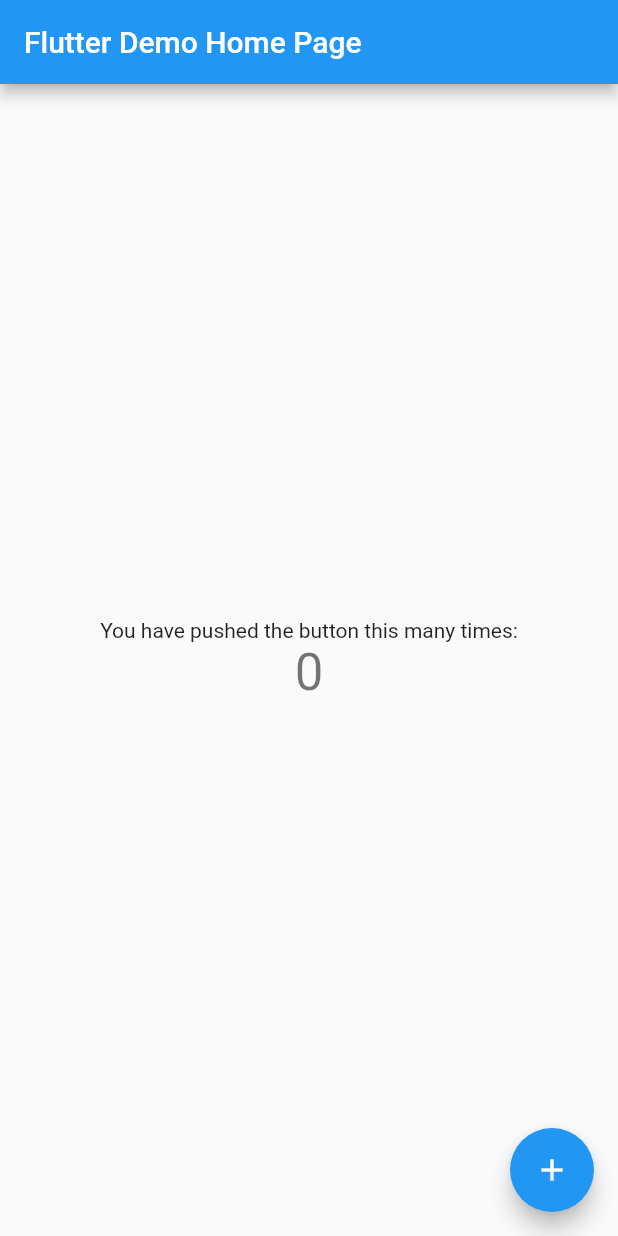
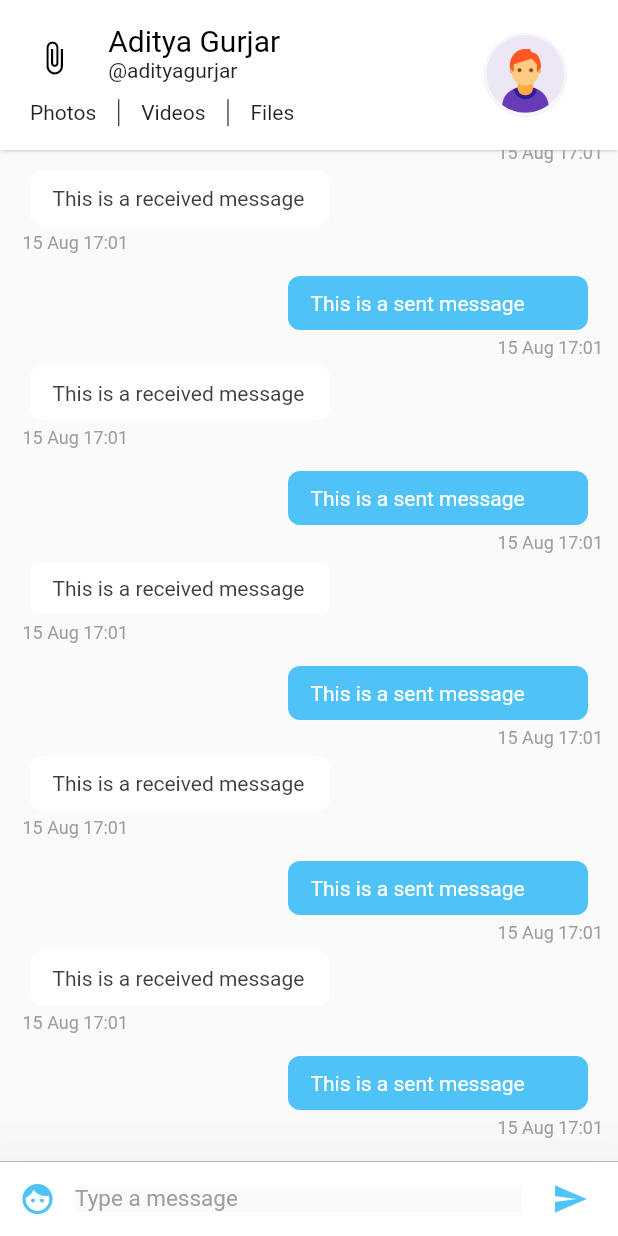
Before and after one commit to paaweel/Messenger, a Flutter app: the screen it shows after launch, on a phone screen of 412 x 824 dp. Run offline on Flutter 3.47's test engine with Material 2 defaults, Android fonts, the phone set to English and light mode, and no system bars; missing offline and left inert: rubber.

Commit message:
Add bottom sheet with conversation list

```diff
--- /dev/null
+++ b/lib/config/Assets.dart
@@ -0,0 +1,3 @@
+class Assets{
+  static String user = 'assets/avatars/user.png';
+}
--- /dev/null
+++ b/lib/config/Palette.dart
@@ -0,0 +1,17 @@
+import 'package:flutter/material.dart';
+
+// Color palette for the app
+class Palette {
+  static Color primaryColor = Colors.white;
+  static Color accentColor = Color(0xff4fc3f7);
+  static Color secondaryColor = Colors.black;
+  static Color primaryTextColor = Colors.black;
+  static Color secondaryTextColor = Colors.black87;
+  static Color primaryBackgroundColor = Colors.white;
+  static Color selfMessageBackgroundColor = Color(0xff4fc3f7);
+  static Color otherMessageBackgroundColor = Colors.white;
+  static Color selfMessageColor = Colors.white;
+  static Color otherMessageColor = Color(0xff3f3f3f);
+  static Color greyColor = Colors.grey;
+  static Color chatBackgroundColor = Color(0xfffafafa);
+}
--- /dev/null
+++ b/lib/config/Styles.dart
@@ -0,0 +1,20 @@
+import 'package:flutter/material.dart';
+
+import 'Palette.dart';
+
+class Styles{
+  static TextStyle textHeading = TextStyle(
+      color: Palette.primaryTextColor,
+      fontSize: 20); // Text style for the name
+  static TextStyle subHeading = TextStyle(
+      color: Palette.primaryTextColor,
+      fontSize: 14);
+  static TextStyle text = TextStyle(
+      color: Palette.secondaryTextColor);
+  static TextStyle subText = TextStyle(
+      color: Palette.greyColor);
+  static TextStyle date = TextStyle(
+      color: Palette.greyColor,
+      fontSize: 12.0,
+      fontStyle: FontStyle.normal);
+}
--- a/lib/main.dart
+++ b/lib/main.dart
@@ -1,117 +1,19 @@
 import 'package:flutter/material.dart';
+import 'config/Palette.dart';
+import 'pages/ConversationPageSlide.dart';
 
-void main() {
-  runApp(MyApp());
-}
+void main() => runApp(Kopper());
 
-class MyApp extends StatelessWidget {
-  // This widget is the root of your application.
+class Kopper extends StatelessWidget {
   @override
   Widget build(BuildContext context) {
     return MaterialApp(
-      title: 'Flutter Demo',
+      title: "Kopper",
       theme: ThemeData(
-        // This is the theme of your application.
-        //
-        // Try running your application with "flutter run". You'll see the
-        // application has a blue toolbar. Then, without quitting the app, try
-        // changing the primarySwatch below to Colors.green and then invoke
-        // "hot reload" (press "r" in the console where you ran "flutter run",
-        // or simply save your changes to "hot reload" in a Flutter IDE).
-        // Notice that the counter didn't reset back to zero; the application
-        // is not restarted.
-        primarySwatch: Colors.blue,
-        // This makes the visual density adapt to the platform that you run
-        // the app on. For desktop platforms, the controls will be smaller and
-        // closer together (more dense) than on mobile platforms.
-        visualDensity: VisualDensity.adaptivePlatformDensity,
+        primaryColor: Palette.primaryColor,
+//        primarySwatch: Palette.primaryColor,
       ),
-      home: MyHomePage(title: 'Flutter Demo Home Page'),
+      home: ConversationPageSlide(),
     );
   }
 }
-
-class MyHomePage extends StatefulWidget {
-  MyHomePage({Key key, this.title}) : super(key: key);
-
-  // This widget is the home page of your application. It is stateful, meaning
-  // that it has a State object (defined below) that contains fields that affect
-  // how it looks.
-
-  // This class is the configuration for the state. It holds the values (in this
-  // case the title) provided by the parent (in this case the App widget) and
-  // used by the build method of the State. Fields in a Widget subclass are
-  // always marked "final".
-
-  final String title;
-
-  @override
-  _MyHomePageState createState() => _MyHomePageState();
-}
-
-class _MyHomePageState extends State<MyHomePage> {
-  int _counter = 0;
-
-  void _incrementCounter() {
-    setState(() {
-      // This call to setState tells the Flutter framework that something has
-      // changed in this State, which causes it to rerun the build method below
-      // so that the display can reflect the updated values. If we changed
-      // _counter without calling setState(), then the build method would not be
-      // called again, and so nothing would appear to happen.
-      _counter++;
-    });
-  }
-
-  @override
-  Widget build(BuildContext context) {
-    // This method is rerun every time setState is called, for instance as done
-    // by the _incrementCounter method above.
-    //
-    // The Flutter framework has been optimized to make rerunning build methods
-    // fast, so that you can just rebuild anything that needs updating rather
-    // than having to individually change instances of widgets.
-    return Scaffold(
-      appBar: AppBar(
-        // Here we take the value from the MyHomePage object that was created by
-        // the App.build method, and use it to set our appbar title.
-        title: Text(widget.title),
-      ),
-      body: Center(
-        // Center is a layout widget. It takes a single child and positions it
-        // in the middle of the parent.
-        child: Column(
-          // Column is also a layout widget. It takes a list of children and
-          // arranges them vertically. By default, it sizes itself to fit its
-          // children horizontally, and tries to be as tall as its parent.
-          //
-          // Invoke "debug painting" (press "p" in the console, choose the
-          // "Toggle Debug Paint" action from the Flutter Inspector in Android
-          // Studio, or the "Toggle Debug Paint" command in Visual Studio Code)
-          // to see the wireframe for each widget.
-          //
-          // Column has various properties to control how it sizes itself and
-          // how it positions its children. Here we use mainAxisAlignment to
-          // center the children vertically; the main axis here is the vertical
-          // axis because Columns are vertical (the cross axis would be
-          // horizontal).
-          mainAxisAlignment: MainAxisAlignment.center,
-          children: <Widget>[
-            Text(
-              'You have pushed the button this many times:',
-            ),
-            Text(
-              '$_counter',
-              style: Theme.of(context).textTheme.headline4,
-            ),
-          ],
-        ),
-      ),
-      floatingActionButton: FloatingActionButton(
-        onPressed: _incrementCounter,
-        tooltip: 'Increment',
-        child: Icon(Icons.add),
-      ), // This trailing comma makes auto-formatting nicer for build methods.
-    );
-  }
-}
--- /dev/null
+++ b/lib/pages/ConversationBottomSheet.dart
@@ -0,0 +1,56 @@
+import 'package:flutter/material.dart';
+import 'package:kopper/config/Palette.dart';
+import 'package:kopper/config/Styles.dart';
+import 'package:kopper/widgets/ChatRowWidget.dart';
+import 'package:kopper/widgets/NavigationPillWidget.dart';
+
+class ConversationBottomSheet extends StatefulWidget {
+  @override
+  _ConversationBottomSheetState createState() =>
+      _ConversationBottomSheetState();
+
+  const ConversationBottomSheet();
+}
+
+class _ConversationBottomSheetState extends State<ConversationBottomSheet> {
+  @override
+  Widget build(BuildContext context) {
+    return Material(
+        child: Scaffold(
+            backgroundColor: Colors.white,
+            body: ListView(children: <Widget>[
+              GestureDetector(
+                  child: ListView(
+                    shrinkWrap: true,
+                    physics: ClampingScrollPhysics(),
+                    children: <Widget>[
+                      NavigationPillWidget(),
+                      Center(child: Text('Messages', style: Styles.textHeading)),
+                      SizedBox(
+                        height: 20,
+                      ),
+                    ],
+                  ),
+                  onVerticalDragEnd: (details) {
+                    print("onVerticalDragEnd");
+                    if (details.primaryVelocity > 60) {
+                      Navigator.pop(context);
+                    }
+                  },
+              ),
+              ListView.separated(
+                shrinkWrap: true,
+                physics: ClampingScrollPhysics(),
+                itemCount: 5,
+                separatorBuilder: (context, index) => Padding(
+                    padding: EdgeInsets.only(left: 75, right: 20),
+                    child: Divider(
+                      color: Palette.accentColor,
+                    )),
+                itemBuilder: (context, index) {
+                  return ChatRowWidget();
+                },
+              )
+            ])));
+  }
+}
--- /dev/null
+++ b/lib/pages/ConversationPage.dart
@@ -0,0 +1,44 @@
+import 'package:flutter/material.dart';
+import 'package:kopper/config/Palette.dart';
+import 'package:kopper/pages/ConversationBottomSheet.dart';
+import 'package:kopper/widgets/ChatAppBar.dart';
+import 'package:kopper/widgets/ChatListWidget.dart';
+import 'package:kopper/widgets/InputWidget.dart';
+
+class ConversationPage extends StatefulWidget {
+  @override
+  _ConversationPageState createState() => _ConversationPageState();
+
+  const ConversationPage();
+}
+
+class _ConversationPageState extends State<ConversationPage> {
+  final GlobalKey<ScaffoldState> _scaffoldKey = new GlobalKey<ScaffoldState>();
+
+  @override
+  Widget build(BuildContext context) {
+    return SafeArea(
+        child: Scaffold(
+            key: _scaffoldKey,
+            appBar: ChatAppBar(), // Custom app bar for chat screen
+            body: Container(
+                color: Palette.chatBackgroundColor,
+                child:Stack(children: <Widget>[
+                  Column(
+                    children: <Widget>[
+                      ChatListWidget(),
+                      GestureDetector(
+                          child: InputWidget(),
+                          onPanUpdate: (details) {
+                            if (details.delta.dy <0) {
+                              _scaffoldKey.currentState
+                                  .showBottomSheet<Null>((BuildContext context) {
+                                return ConversationBottomSheet();
+                              });
+                            }
+                          })
+                    ],
+                  ),
+                ]))));
+  }
+}
--- /dev/null
+++ b/lib/pages/ConversationPageSlide.dart
@@ -0,0 +1,35 @@
+import 'package:flutter/material.dart';
+import 'package:rubber/rubber.dart';
+import 'ConversationPage.dart';
+
+class ConversationPageSlide extends StatefulWidget {
+  @override
+  _ConversationPageSlideState createState() => _ConversationPageSlideState();
+
+  const ConversationPageSlide();
+}
+
+class _ConversationPageSlideState extends State<ConversationPageSlide> with SingleTickerProviderStateMixin {
+  var controller;
+
+  @override
+  void initState() {
+    controller = RubberAnimationController(
+      vsync: this,
+    );
+    super.initState();
+  }
+
+  @override
+  Widget build(BuildContext context) {
+
+    return PageView(
+      children: <Widget>[
+        ConversationPage(),
+        ConversationPage(),
+        ConversationPage()
+      ],
+    );
+
+  }
+}
--- /dev/null
+++ b/lib/widgets/ChatAppBar.dart
@@ -0,0 +1,105 @@
+import 'package:flutter/material.dart';
+import 'package:kopper/config/Assets.dart';
+import 'package:kopper/config/Palette.dart';
+import 'package:kopper/config/Styles.dart';
+
+class ChatAppBar extends StatelessWidget implements PreferredSizeWidget {
+  final double height = 100;
+
+  const ChatAppBar();
+
+  @override
+  Widget build(BuildContext context) {
+
+    double width = MediaQuery.of(context).size.width; // calculate the screen width
+
+    return Material(
+        child: Container(
+            decoration: new BoxDecoration(boxShadow: [ //adds a shadow to the appbar
+              new BoxShadow(
+                  color: Colors.grey,
+                  blurRadius: 2.0,
+                  spreadRadius: 0.1
+              )]),
+            child:  Container(
+                color: Palette.primaryBackgroundColor,
+                child: Row(children: <Widget>[
+                  Expanded( //we're dividing the appbar into 7 : 3 ratio. 7 is for content and 3 is for the display picture.
+                      flex: 7,
+                      child: Center(
+                          child: Column(
+                            mainAxisSize: MainAxisSize.min,
+                            children: <Widget>[
+                              Container(
+                                  height: 70 - (width * .06),
+                                  child: Row(
+                                    crossAxisAlignment: CrossAxisAlignment.start,
+                                    children: <Widget>[
+                                      Expanded(
+                                          flex: 2,
+                                          child: Center(
+                                              child: Icon(
+                                                Icons.attach_file,
+                                                color: Palette.secondaryColor,
+                                              ))),
+                                      Expanded(
+                                          flex: 6,
+                                          child: Container(
+                                              child: Column(
+                                                crossAxisAlignment:
+                                                CrossAxisAlignment.start,
+                                                mainAxisAlignment: MainAxisAlignment.center,
+                                                mainAxisSize: MainAxisSize.min,
+                                                children: <Widget>[
+                                                  Text('Aditya Gurjar', style: Styles.textHeading),
+                                                  Text('@adityagurjar', style: Styles.text)
+                                                ],
+                                              ))),
+                                    ],
+                                  )),
+                              //second row containing the buttons for media
+                              Container(
+                                  height: 23,
+                                  padding: EdgeInsets.fromLTRB(20, 5, 5, 0),
+                                  child: Row(
+                                    mainAxisAlignment: MainAxisAlignment.start,
+                                    crossAxisAlignment: CrossAxisAlignment.center,
+                                    children: <Widget>[
+                                      Text(
+                                        'Photos',
+                                        style: Styles.text,
+                                      ),
+                                      VerticalDivider(
+                                        width: 30,
+                                        color: Palette.primaryTextColor,
+                                      ),
+                                      Text(
+                                        'Videos',
+                                        style: Styles.text,
+                                      ),
+                                      VerticalDivider(
+                                        width: 30,
+                                        color: Palette.primaryTextColor,
+                                      ),
+                                      Text('Files', style: Styles.text)
+                                    ],
+                                  )),
+                            ],
+                          ))),
+                  //This is the display picture
+                  Expanded(
+                      flex: 3,
+                      child: Container(
+                          child: Center(
+                              child: CircleAvatar(
+                                radius: (80 - (width * .06)) / 2,
+                                backgroundImage: Image.asset(
+                                  Assets.user,
+                                ).image,
+                              )))),
+                ]))));
+  }
+
+  @override
+  Size get preferredSize => Size.fromHeight(height);
+}
--- /dev/null
+++ b/lib/widgets/ChatItemWidget.dart
@@ -0,0 +1,85 @@
+import 'package:flutter/material.dart';
+import 'package:kopper/config/Palette.dart';
+import 'package:intl/intl.dart';
+import 'package:kopper/config/Styles.dart';
+
+class ChatItemWidget extends StatelessWidget{
+
+  final int index;
+
+  ChatItemWidget(this.index);
+
+  @override
+  Widget build(BuildContext context) {
+    // TODO: implement build
+    if (index % 2 == 0) {
+      //This is the sent message. We'll later use data from firebase instead of index to determine the message is sent or received.
+      return Container(
+          child: Column(children: <Widget>[
+            Row(
+              children: <Widget>[
+                Container(
+                  child: Text(
+                    'This is a sent message',
+                    style: TextStyle(color: Palette.selfMessageColor),
+                  ),
+                  padding: EdgeInsets.fromLTRB(15.0, 10.0, 15.0, 10.0),
+                  width: 200.0,
+                  decoration: BoxDecoration(
+                      color: Palette.selfMessageBackgroundColor,
+                      borderRadius: BorderRadius.circular(8.0)),
+                  margin: EdgeInsets.only(right: 10.0),
+                )
+              ],
+              mainAxisAlignment:
+              MainAxisAlignment.end, // aligns the chatitem to right end
+            ),
+            Row(
+                mainAxisAlignment: MainAxisAlignment.end,
+                children: <Widget>[
+                  Container(
+                    child: Text(
+                      DateFormat('dd MMM kk:mm')
+                          .format(DateTime.fromMillisecondsSinceEpoch(1565888474278)),
+                      style: Styles.date,
+                    ),
+                    margin: EdgeInsets.only(left: 5.0, top: 5.0, bottom: 5.0),
+                  )])
+          ]));
+    } else {
+      // This is a received message
+      return Container(
+        child: Column(
+          children: <Widget>[
+            Row(
+              children: <Widget>[
+                Container(
+                  child: Text(
+                    'This is a received message',
+                    style: TextStyle(color: Palette.otherMessageColor),
+                  ),
+                  padding: EdgeInsets.fromLTRB(15.0, 10.0, 15.0, 10.0),
+                  width: 200.0,
+                  decoration: BoxDecoration(
+                      color: Palette.otherMessageBackgroundColor,
+                      borderRadius: BorderRadius.circular(8.0)),
+                  margin: EdgeInsets.only(left: 10.0),
+                )
+              ],
+            ),
+            Container(
+              child: Text(
+                DateFormat('dd MMM kk:mm')
+                    .format(DateTime.fromMillisecondsSinceEpoch(1565888474278)),
+                style: Styles.date,
+              ),
+              margin: EdgeInsets.only(left: 5.0, top: 5.0, bottom: 5.0),
+            )
+          ],
+          crossAxisAlignment: CrossAxisAlignment.start,
+        ),
+        margin: EdgeInsets.only(bottom: 10.0),
+      );
+    }  }
+
+}
--- /dev/null
+++ b/lib/widgets/ChatListWidget.dart
@@ -0,0 +1,19 @@
+import 'package:flutter/material.dart';
+import 'ChatItemWidget.dart';
+
+
+class ChatListWidget extends StatelessWidget{
+  final ScrollController listScrollController = new ScrollController();
+  @override
+  Widget build(BuildContext context) {
+    // TODO: implement build
+    return Flexible(
+        child: ListView.builder(
+          padding: EdgeInsets.all(10.0),
+          itemBuilder: (context, index) => ChatItemWidget(index),
+          itemCount: 20,
+          reverse: true,
+          controller: listScrollController,
+        ));
+  }
+}
--- /dev/null
+++ b/lib/widgets/ChatRowWidget.dart
@@ -0,0 +1,57 @@
+import 'package:flutter/material.dart';
+import 'package:intl/intl.dart';
+import 'package:kopper/config/Assets.dart';
+import 'package:kopper/config/Styles.dart';
+
+class ChatRowWidget extends StatelessWidget {
+  @override
+  Widget build(BuildContext context) {
+    return Container(
+        padding: EdgeInsets.fromLTRB(15, 5, 0, 5),
+        child: Row(
+          children: <Widget>[
+            Expanded(
+              flex: 8,
+              child: Row(
+                mainAxisSize: MainAxisSize.max,
+                children: <Widget>[
+                  CircleAvatar(
+                    radius: 30,
+                    backgroundImage: Image.asset(
+                      Assets.user,
+                    ).image,
+                  ),
+                  SizedBox(
+                    width: 15,
+                  ),
+                  Container(
+                      child: Column(
+                        children: <Widget>[
+                          Text('John Doe', style: Styles.subHeading),
+                          Text(
+                            'What\'s up?',
+                            style: Styles.subText,
+                          )
+                        ],
+                      ))
+                ],
+              ),
+            ),
+            Expanded(
+              flex: 2,
+              child: Column(
+                mainAxisSize: MainAxisSize.max,
+                mainAxisAlignment: MainAxisAlignment.start,
+                children: <Widget>[
+                  Text(
+                    DateFormat('kk:mm').format(
+                        DateTime.fromMillisecondsSinceEpoch(1565888474278)),
+                    style: Styles.date,
+                  )
+                ],
+              ),
+            )
+          ],
+        ));
+  }
+}
--- /dev/null
+++ b/lib/widgets/InputWidget.dart
@@ -0,0 +1,79 @@
+import 'package:flutter/material.dart';
+import 'package:kopper/config/Palette.dart';
+import 'package:kopper/pages/ConversationBottomSheet.dart';
+
+class InputWidget extends StatelessWidget {
+
+  final TextEditingController textEditingController = new TextEditingController();
+
+  @override
+  Widget build(BuildContext context) {
+    return Material(
+      elevation: 60.0,
+      child: Container(
+        child: Row(
+          children: <Widget>[
+            Material(
+              child: new Container(
+                margin: new EdgeInsets.symmetric(horizontal: 1.0),
+                child: new IconButton(
+                  icon: new Icon(Icons.face),
+                  color: Palette.accentColor,
+                  onPressed: () => {
+                    showModalBottomSheet(
+                        context: context,
+                        builder: (BuildContext bc) {
+                          return Container(
+                            child: new Wrap(
+                              children: <Widget>[
+                                ConversationBottomSheet()
+                              ],
+                            ),
+                          );
+                        })
+                  },
+                ),
+              ),
+              color: Colors.white,
+            ),
+
+            // Text input
+            Flexible(
+              child: Material(
+                child: Container(
+                  child: TextField(
+                    style: TextStyle(color: Palette.primaryTextColor, fontSize: 15.0),
+                    controller: textEditingController,
+                    decoration: InputDecoration.collapsed(
+                      hintText: 'Type a message',
+                      hintStyle: TextStyle(color: Palette.greyColor),
+                    ),
+                  ),
+                ),
+              ),
+            ),
+
+            // Send Message Button
+            Material(
+              child: new Container(
+                margin: new EdgeInsets.symmetric(horizontal: 8.0),
+                child: new IconButton(
+                  icon: new Icon(Icons.send),
+                  onPressed: () => {},
+                  color: Palette.accentColor,
+                ),
+              ),
+              color: Colors.white,
+            ),
+          ],
+        ),
+        width: double.infinity,
+        height: 50.0,
+        decoration: new BoxDecoration(
+            border: new Border(
+                top: new BorderSide(color: Palette.greyColor, width: 0.5)),
+            color: Colors.white),
+      ),
+    );
+  }
+}
--- /dev/null
+++ b/lib/widgets/NavigationPillWidget.dart
@@ -0,0 +1,30 @@
+import 'package:flutter/material.dart';
+import 'package:kopper/config/Palette.dart';
+
+class NavigationPillWidget extends StatelessWidget {
+  @override
+  Widget build(BuildContext context) {
+    // TODO: implement build
+    return Container(
+        child: Column(
+            mainAxisAlignment: MainAxisAlignment.center,
+            crossAxisAlignment: CrossAxisAlignment.stretch,
+            children: <Widget>[
+              Container(
+                  child: Center(
+                      child: Wrap(children: <Widget>[
+                        Container(
+                            width: 50,
+                            margin: EdgeInsets.only(top: 10, bottom: 10),
+                            height: 5,
+                            decoration: new BoxDecoration(
+                              color: Palette.accentColor,
+                              shape: BoxShape.rectangle,
+                              borderRadius: BorderRadius.all(
+                                  Radius.circular(8.0)),
+                            )
+                        ),
+                      ]))),
+            ]));
+  }
+}
```
Also changed, not shown: pubspec.yaml (+5 -3 lines), assets/avatars/user.png (added), pubspec.lock, 1 other file.
